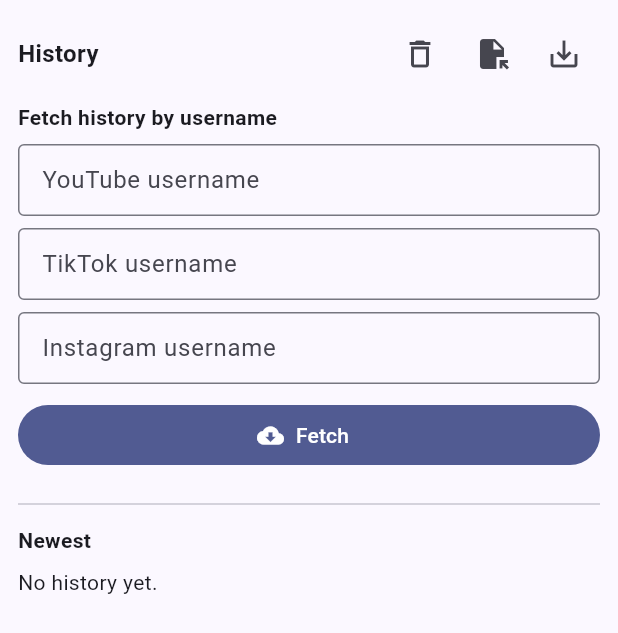
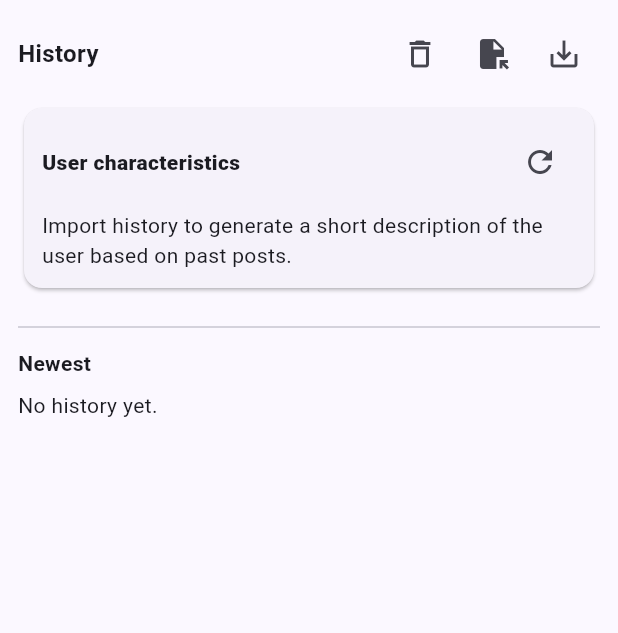
Before and after one commit to TheRetikGM/bsec-2026, a Flutter app: the HistoryPanel widget shown alone on an empty page, opened directly, on a phone screen of 412 x 824 dp. Shown: the top 633 px of the screen. Run offline on Flutter 3.47's test engine with Material 3 defaults, Android fonts, the phone set to English and light mode, and no system bars; our stand-ins replace flutter_riverpod, shared_preferences; missing offline and left inert: file_selector, super_clipboard; accounts and stored records are empty.

Commit message:
feat: Update

```diff
--- a/webapp/lib/ui/panels/history_panel.dart
+++ b/webapp/lib/ui/panels/history_panel.dart
@@ -2,7 +2,6 @@
 import 'package:flutter_riverpod/flutter_riverpod.dart';
 
 import '../../core/state.dart';
-import '../../services/story_gen_service.dart';
 import '../pages/history_detail_page.dart';
 import '../widgets/animated_dots_text.dart';
 
@@ -14,10 +13,6 @@
 }
 
 class _HistoryPanelState extends ConsumerState<HistoryPanel> {
-  final _yt = TextEditingController();
-  final _tt = TextEditingController();
-  final _ig = TextEditingController();
-
   bool _submittingHistory = false;
 
   String _fmtDate(DateTime d) {
@@ -27,15 +22,13 @@
 
   @override
   void dispose() {
-    _yt.dispose();
-    _tt.dispose();
-    _ig.dispose();
     super.dispose();
   }
 
   @override
   Widget build(BuildContext context) {
     final historyAsync = ref.watch(historyProvider);
+    final characteristicsAsync = ref.watch(userCharacteristicsProvider);
 
     return Padding(
       padding: const EdgeInsets.all(12),
@@ -65,6 +58,7 @@
                         );
                         if (ok == true) {
                           await ref.read(historyProvider.notifier).clear();
+                          await ref.read(userCharacteristicsProvider.notifier).clear();
                         }
                       },
               ),
@@ -101,12 +95,16 @@
                             );
                           }
 
-                          await ref.read(storyGenServiceProvider).submitHistory(histories);
+                          // Submit history to API and store returned user characteristics.
+                          await ref
+                              .read(userCharacteristicsProvider.notifier)
+                              .analyzeFromHistory(histories);
 
                           if (context.mounted) {
                             Navigator.of(context, rootNavigator: true).pop();
                             ScaffoldMessenger.of(context).showSnackBar(
-                              const SnackBar(content: Text('History submitted.')),
+                              const SnackBar(
+                                  content: Text('History submitted. User characteristics updated.')),
                             );
                           }
                         } catch (e) {
@@ -131,59 +129,60 @@
             ],
           ),
           const SizedBox(height: 8),
-          const Text('Fetch history by username', style: TextStyle(fontWeight: FontWeight.w600)),
-          const SizedBox(height: 8),
-          TextField(
-            controller: _yt,
-            decoration: const InputDecoration(
-              labelText: 'YouTube username',
-              border: OutlineInputBorder(),
-              isDense: true,
+          Card(
+            child: Padding(
+              padding: const EdgeInsets.all(12),
+              child: Column(
+                crossAxisAlignment: CrossAxisAlignment.start,
+                children: [
+                  Row(
+                    children: [
+                      const Expanded(
+                        child: Text('User characteristics',
+                            style: TextStyle(fontWeight: FontWeight.w800)),
+                      ),
+                      IconButton(
+                        tooltip: 'Re-analyze current history',
+                        onPressed: _submittingHistory
+                            ? null
+                            : () async {
+                                final histories = ref.read(historyProvider).value ?? const [];
+                                if (histories.isEmpty) return;
+                                try {
+                                  setState(() => _submittingHistory = true);
+                                  await ref
+                                      .read(userCharacteristicsProvider.notifier)
+                                      .analyzeFromHistory(histories);
+                                } finally {
+                                  if (mounted) setState(() => _submittingHistory = false);
+                                }
+                              },
+                        icon: const Icon(Icons.refresh),
+                      ),
+                    ],
+                  ),
+                  const SizedBox(height: 8),
+                  characteristicsAsync.when(
+                    data: (text) {
+                      if (text == null || text.trim().isEmpty) {
+                        return const Text(
+                            'Import history to generate a short description of the user based on past posts.');
+                      }
+                      return SelectableText(text);
+                    },
+                    loading: () => Column(
+                      crossAxisAlignment: CrossAxisAlignment.start,
+                      children: const [
+                        AnimatedDotsText('Analyzing history'),
+                        SizedBox(height: 10),
+                        LinearProgressIndicator(),
+                      ],
+                    ),
+                    error: (e, _) => Text('Error: $e'),
+                  ),
+                ],
+              ),
             ),
-          ),
-          const SizedBox(height: 8),
-          TextField(
-            controller: _tt,
-            decoration: const InputDecoration(
-              labelText: 'TikTok username',
-              border: OutlineInputBorder(),
-              isDense: true,
-            ),
-          ),
-          const SizedBox(height: 8),
-          TextField(
-            controller: _ig,
-            decoration: const InputDecoration(
-              labelText: 'Instagram username',
-              border: OutlineInputBorder(),
-              isDense: true,
-            ),
-          ),
-          const SizedBox(height: 10),
-          FilledButton.icon(
-            onPressed: () async {
-              try {
-                final items = await ref.read(storyGenServiceProvider).fetchHistoryByUsernames(
-                      youtube: _yt.text.trim(),
-                      tiktok: _tt.text.trim(),
-                      instagram: _ig.text.trim(),
-                    );
-                await ref.read(historyProvider.notifier).mergeMany(items);
-                if (context.mounted) {
-                  ScaffoldMessenger.of(context).showSnackBar(
-                    SnackBar(content: Text('Fetched ${items.length} items.')),
-                  );
-                }
-              } catch (e) {
-                if (context.mounted) {
-                  ScaffoldMessenger.of(context).showSnackBar(
-                    SnackBar(content: Text('Fetch failed: $e')),
-                  );
-                }
-              }
-            },
-            icon: const Icon(Icons.cloud_download),
-            label: const Text('Fetch'),
           ),
           const SizedBox(height: 14),
           const Divider(),
```
Also changed, not shown: webapp/lib/core/models.dart (+0 -12 lines), webapp/lib/core/state.dart (+44 -2 lines), webapp/lib/services/api_service.dart (+7 -2 lines), webapp/lib/services/story_gen_service.dart (+38 -34 lines), webapp/lib/ui/pages/topics_page.dart (+56 -32 lines).
